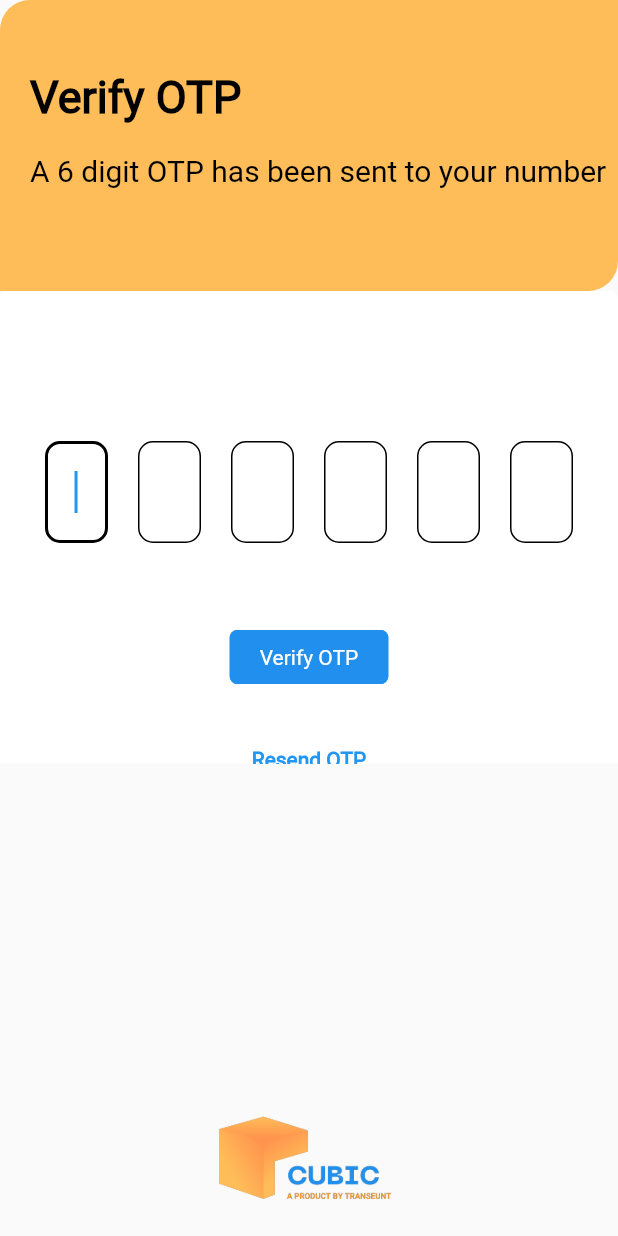
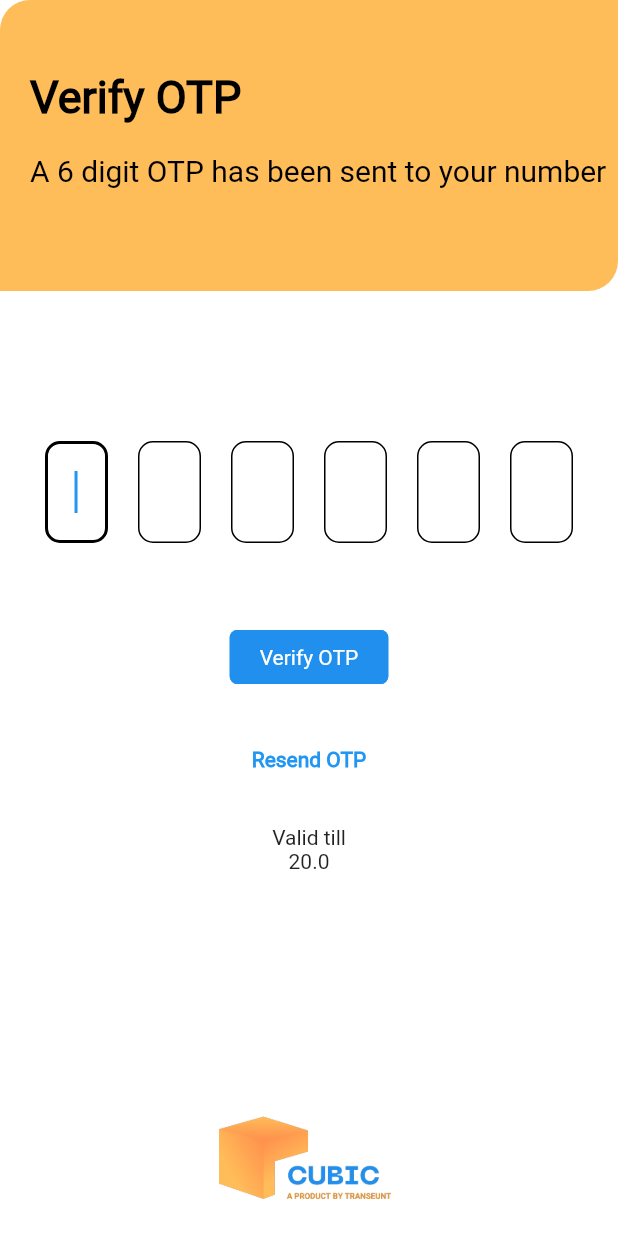
Before and after one commit to ameyathakur/cubic, a Flutter app: the screen it shows after launch, after a tap on "Generate OTP", on a phone screen of 412 x 824 dp. Run offline on Flutter 3.47's test engine with Material 2 defaults, Android fonts, the light colour scheme and no system bars; drawn by our look-alikes of timer_count_down; our stand-ins replace dropdown_button2, intl_phone_field.

Commit message:
07-03-2022

```diff
--- a/lib/UI/OTPverification.dart
+++ b/lib/UI/OTPverification.dart
@@ -8,21 +8,14 @@ class otpVerification extends StatelessWidget {
   @override
   Widget build(BuildContext context) {
     return Scaffold(
+      resizeToAvoidBottomInset: false,
+      backgroundColor: Colors.white,
       body: Column(
         children: <Widget>[
           Header(
               title: 'Verify OTP',
               subtitle: 'A 6 digit OTP has been sent to your number'),
-          Expanded(
-              child: Container(
-                  decoration: BoxDecoration(
-                    color: Colors.white,
-                    borderRadius: BorderRadius.only(
-                      topLeft: Radius.circular(5),
-                      topRight: Radius.circular(5),
-                    ),
-                  ),
-                  child: verification())),
+          verification(),
           Expanded(
             child: Align(
                 alignment: FractionalOffset.bottomCenter,
--- a/lib/UI/loginPage.dart
+++ b/lib/UI/loginPage.dart
@@ -10,6 +10,7 @@ class login extends StatelessWidget {
   @override
   Widget build(BuildContext context) {
     return Scaffold(
+      resizeToAvoidBottomInset: false,
       body: Column(
         mainAxisSize: MainAxisSize.max,
         children: <Widget>[
```
